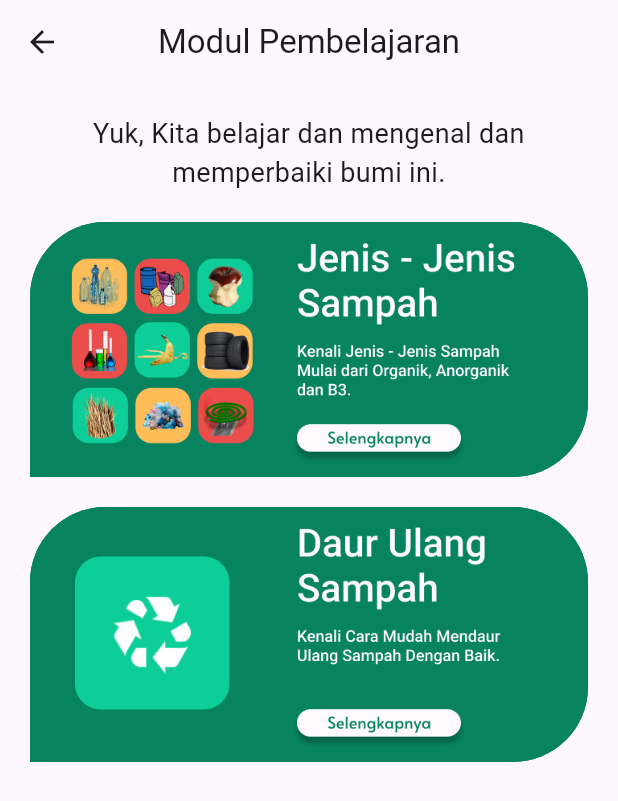
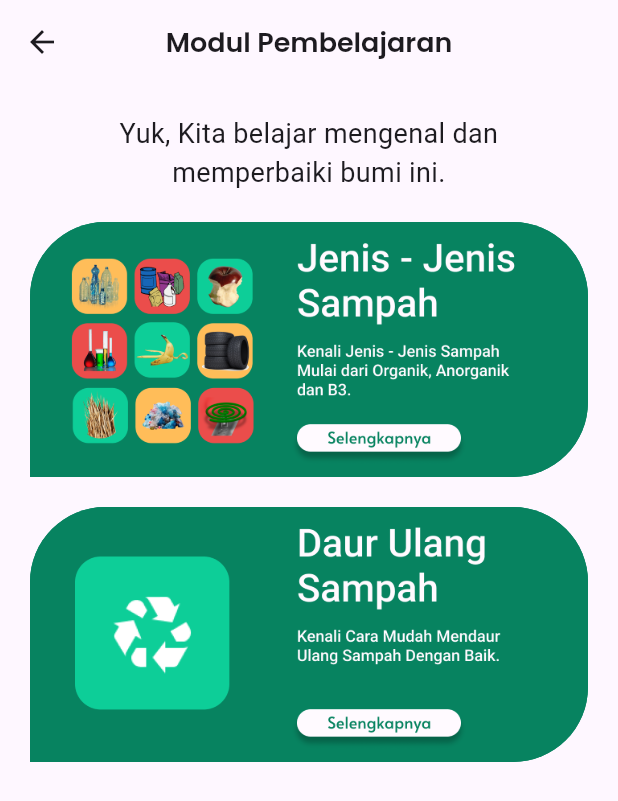
Before and after one commit to mygads/edutrashgo_mobile, a Flutter app: the screen it shows after launch, on a phone screen of 412 x 824 dp. Shown: the top 801 px of the screen. Run offline on Flutter 3.47's test engine with Material 3 defaults, Android fonts, the phone set to English and light mode, and no system bars; Roboto replaces fonts that are missing (AbeeZee).

Commit message:
feat(lib) : update font in daftarmodul.dart

```diff
--- a/lib/daftarmodul.dart
+++ b/lib/daftarmodul.dart
@@ -23,7 +23,14 @@ class _DaftarModulState extends State<DaftarModul> {
             // Aksi ketika tombol panah ke kiri ditekan
           },
         ),
-        title: const Text('Modul Pembelajaran'),
+        title: const Text(
+            'Modul Pembelajaran',
+            style: TextStyle(
+              fontFamily: 'Poppins', // Specify the font family
+              fontSize: 18, // Specify the font size
+              fontWeight: FontWeight.w600, // Specify the font weight/ Specify the font color
+            ),
+          ),
         centerTitle: true,
       ),
       body: Container(
@@ -36,13 +43,12 @@ class _DaftarModulState extends State<DaftarModul> {
               child: SizedBox(
                 width: 300,
                 child: Text(
-                  'Yuk, Kita belajar dan mengenal dan memperbaiki bumi ini.',
+                  'Yuk, Kita belajar mengenal dan memperbaiki bumi ini.',
                   style: TextStyle(
                     fontSize: 18.0,
-                    // fontFamily:
+                    fontFamily: 'AbeeZee',
                     ),
                   textAlign: TextAlign.center,
-
                 ),
               ),
             ),
```
Also changed, not shown: pubspec.yaml (+23 -2 lines).
